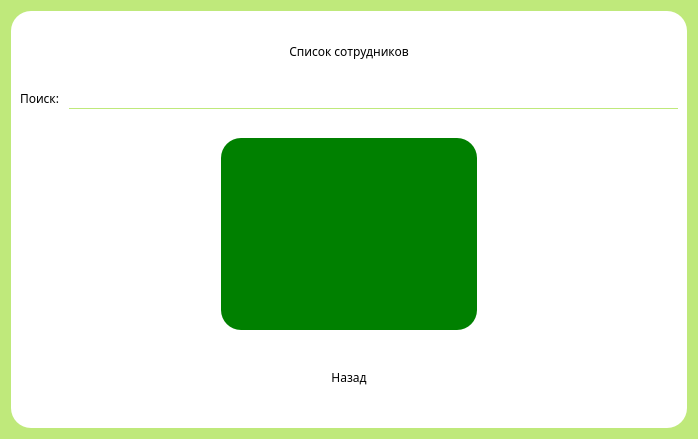
Before: the Qt Designer form UI/employeesList/employeesList.ui in Savely2402/course-project, drawn with Qt 5.
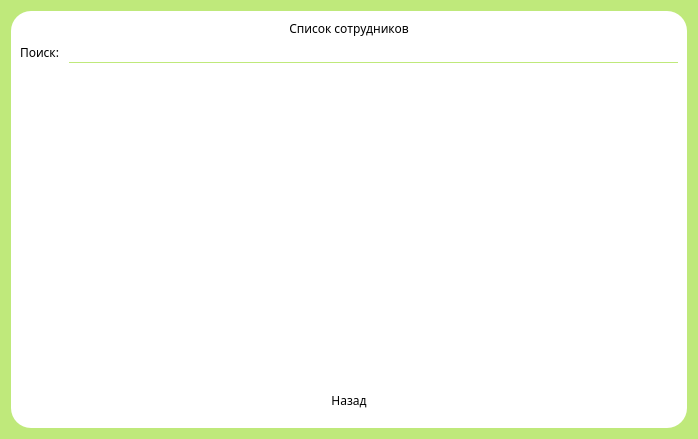
After: the same form once the commit is applied.

Diff of the .ui file:
```diff
--- a/UI/employeesList/employeesList.ui
+++ b/UI/employeesList/employeesList.ui
@@ -83,19 +83,8 @@
         </item>
        </layout>
       </item>
-      <item alignment="Qt::AlignmentFlag::AlignHCenter">
-       <widget class="QTableView" name="EmployeesTable">
-        <property name="sizePolicy">
-         <sizepolicy hsizetype="Fixed" vsizetype="Fixed">
-          <horstretch>0</horstretch>
-          <verstretch>0</verstretch>
-         </sizepolicy>
-        </property>
-        <property name="styleSheet">
-         <string notr="true">background-color: green;
-</string>
-        </property>
-       </widget>
+      <item>
+       <widget class="QTableView" name="tableView"/>
       </item>
       <item alignment="Qt::AlignmentFlag::AlignHCenter">
        <widget class="QPushButton" name="ReturnButton">
```
